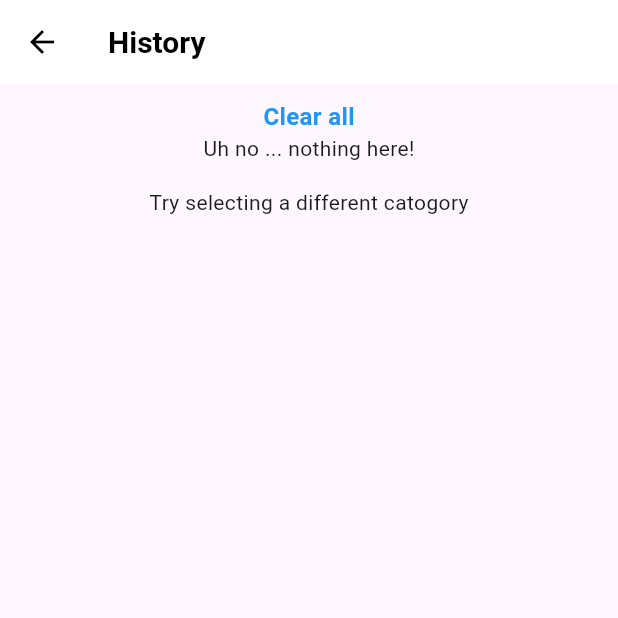
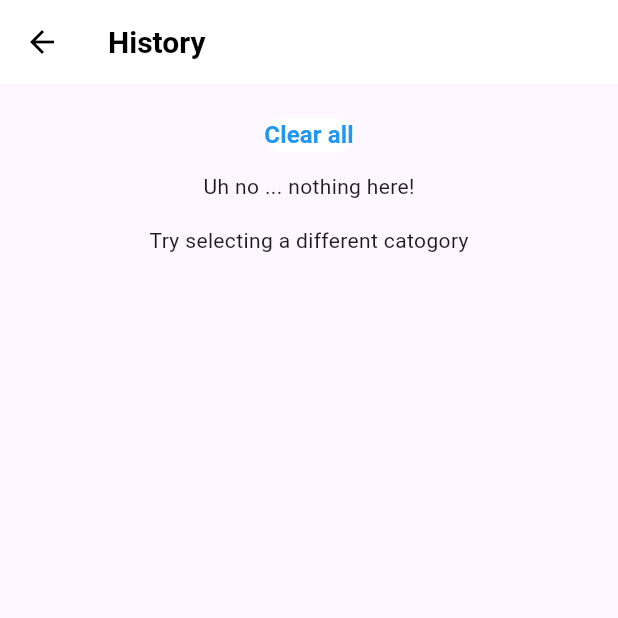
Before and after one commit to sonhtx/facebook-clone, a Flutter app: the HistorySearchTab screen opened directly, on a phone screen of 412 x 824 dp, the top half of it. Run offline on Flutter 3.47's test engine with Material 3 defaults, Android fonts, the phone set to English and light mode, and no system bars; our stand-ins replace cached_network_image, flutter_secure_storage, image_picker, readmore; missing offline and left inert: flutter_reaction_button; accounts and stored records are empty; network calls fail.

Commit message:
add base line

```diff
--- a/lib/ui/homepage/search/history_search_tab.dart
+++ b/lib/ui/homepage/search/history_search_tab.dart
@@ -1,3 +1,4 @@
+import 'package:anti_fb/api/search/search_api.dart';
 import 'package:anti_fb/constants.dart';
 import 'package:anti_fb/models/search/SavedSearch.dart';
 import 'package:anti_fb/repository/search/search_repo.dart';
@@ -10,7 +11,6 @@ class HistorySearchTab extends StatefulWidget {
 
   final SearchRepository _searchRepository = SearchRepository();
 
-
   @override
   State<StatefulWidget> createState() {
     return _HistorySearchTabState();
@@ -18,7 +18,7 @@ class HistorySearchTab extends StatefulWidget {
 }
 
 class _HistorySearchTabState extends State<HistorySearchTab> {
-   List<GroupByDateWidget> groupByDateWidget = [];
+  List<GroupByDateWidget> groupByDateWidget = [];
   @override
   void initState() {
     super.initState();
@@ -29,6 +29,14 @@ class _HistorySearchTabState extends State<HistorySearchTab> {
     setState(() {
       groupByDateWidget.removeWhere((element) => element.date == date);
     });
+  }
+
+  void handleClearAll() {
+    setState(() {
+      groupByDateWidget = [];
+    });
+    SearchApi searchApi = SearchApi();
+    searchApi.delSavedSearch("0", "1");
   }
 
   String convertDateString(String dateString) {
@@ -152,15 +160,28 @@ class _HistorySearchTabState extends State<HistorySearchTab> {
               const SizedBox(
                 height: 10,
               ),
-              const Row(
+              Row(
                 mainAxisAlignment: MainAxisAlignment.center,
                 crossAxisAlignment: CrossAxisAlignment.center,
                 children: [
-                  Text('Clear all',
+                  TextButton(
+                    onPressed: () {
+                      handleClearAll();
+                    },
+                    style: TextButton.styleFrom(
+                      backgroundColor: Colors.white, // Màu chữ của nút
+                      padding: EdgeInsets.zero, // Bỏ padding
+                      minimumSize: Size(0, 0), // Bỏ kích thước tối thiểu
+                      alignment: Alignment.center, // Canh giữa văn bản
+                    ),
+                    child: const Text(
+                      'Clear all',
                       style: TextStyle(
                           fontSize: 16.0,
                           fontWeight: FontWeight.bold,
-                          color: Colors.blue)),
+                          color: Colors.blue),
+                    ),
+                  ),
                 ],
               ),
               content,
```
